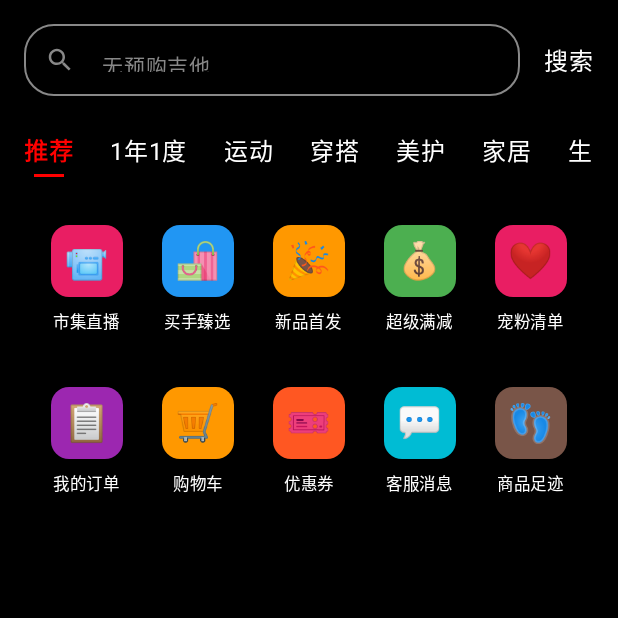
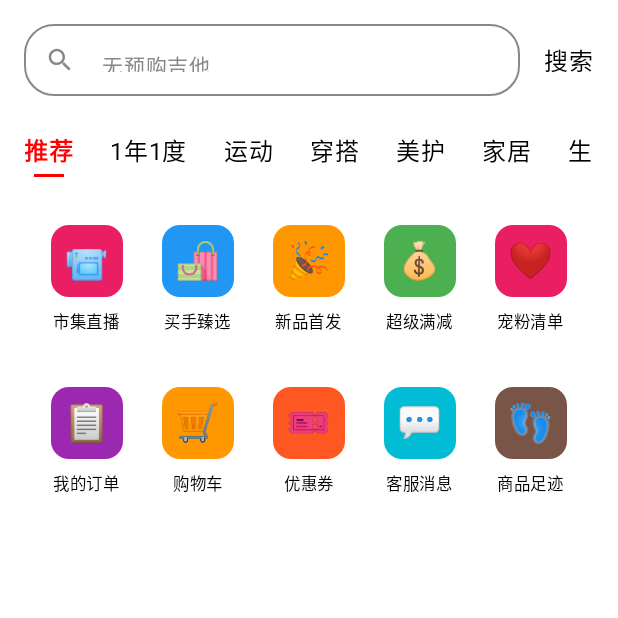
Before and after one commit to 4FHXCTL3/CLYRedNote, an Android app built with Jetpack Compose: the composable MarketTabScreen shown on its own in the app's theme, on a phone screen of 412 x 824 dp, the top half of it. Run offline under Robolectric (Android 15) with nearby library versions, the phone set to English and light mode, and no system bars; 8 statements that could not run were skipped.

Commit message:
background color change

```diff
--- a/app/src/main/java/com/example/test05/ui/MainNavigation.kt
+++ b/app/src/main/java/com/example/test05/ui/MainNavigation.kt
@@ -54,7 +54,7 @@ private fun BottomNavigationBar(
     Row(
         modifier = Modifier
             .fillMaxWidth()
-            .background(Color.Black)
+            .background(Color.White)
             .padding(vertical = 8.dp, horizontal = 16.dp),
         horizontalArrangement = Arrangement.SpaceAround,
         verticalAlignment = Alignment.CenterVertically
@@ -121,13 +121,13 @@ private fun BottomNavItem(
             Icon(
                 imageVector = icon,
                 contentDescription = label,
-                tint = if (isSelected) Color.White else Color.Gray,
+                tint = if (isSelected) Color.Black else Color.Gray,
                 modifier = Modifier.size(24.dp)
             )
         }
         Text(
             text = label,
-            color = if (isSelected) Color.White else Color.Gray,
+            color = if (isSelected) Color.Black else Color.Gray,
             fontSize = 10.sp,
             fontWeight = if (isSelected) FontWeight.Bold else FontWeight.Normal
         )
--- a/app/src/main/java/com/example/test05/ui/tabs/market/MarketTabScreen.kt
+++ b/app/src/main/java/com/example/test05/ui/tabs/market/MarketTabScreen.kt
@@ -80,7 +80,7 @@ fun MarketTabScreen() {
     Column(
         modifier = Modifier
             .fillMaxSize()
-            .background(Color.Black)
+            .background(Color.White)
     ) {
         // Search Bar
         SearchBar(
@@ -163,9 +163,9 @@ private fun SearchBar(
             colors = OutlinedTextFieldDefaults.colors(
                 focusedBorderColor = Color.Gray,
                 unfocusedBorderColor = Color.Gray,
-                focusedTextColor = Color.White,
-                unfocusedTextColor = Color.White,
-                cursorColor = Color.White
+                focusedTextColor = Color.Black,
+                unfocusedTextColor = Color.Black,
+                cursorColor = Color.Black
             ),
             shape = RoundedCornerShape(20.dp),
             keyboardOptions = KeyboardOptions(imeAction = ImeAction.Search),
@@ -181,7 +181,7 @@ private fun SearchBar(
 
         Text(
             text = "搜索",
-            color = Color.White,
+            color = Color.Black,
             fontSize = 16.sp,
             modifier = Modifier.clickable { keyboardController?.hide() }
         )
@@ -223,7 +223,7 @@ private fun CategoryTab(
     ) {
         Text(
             text = text,
-            color = if (isSelected) Color.Red else Color.White,
+            color = if (isSelected) Color.Red else Color.Black,
             fontSize = 16.sp,
             fontWeight = if (isSelected) FontWeight.Bold else FontWeight.Normal
         )
@@ -300,7 +300,7 @@ private fun MarketIconCard(item: MarketIconItem) {
         Spacer(modifier = Modifier.height(4.dp))
         Text(
             text = item.title,
-            color = Color.White,
+            color = Color.Black,
             fontSize = 11.sp,
             maxLines = 1
         )
@@ -343,7 +343,7 @@ private fun ProductCard(
             .fillMaxWidth()
             .height(240.dp)
             .clickable { onClick() },
-        colors = CardDefaults.cardColors(containerColor = Color.DarkGray),
+        colors = CardDefaults.cardColors(containerColor = Color(0xFFF5F5F5)),
         shape = RoundedCornerShape(12.dp)
     ) {
         Column(
@@ -403,7 +403,7 @@ private fun ProductCard(
                 // Product Name
                 Text(
                     text = product.name,
-                    color = Color.White,
+                    color = Color.Black,
                     fontSize = 12.sp,
                     fontWeight = FontWeight.Medium,
                     maxLines = 2,
```
Also changed, not shown: app/src/main/java/com/example/test05/ui/tabs/home/HomeTabScreen.kt (+7 -7 lines), app/src/main/java/com/example/test05/ui/tabs/me/MeTabScreen.kt (+15 -15 lines), app/src/main/java/com/example/test05/ui/tabs/messages/MessagesTabScreen.kt (+6 -6 lines), 7 other files.
